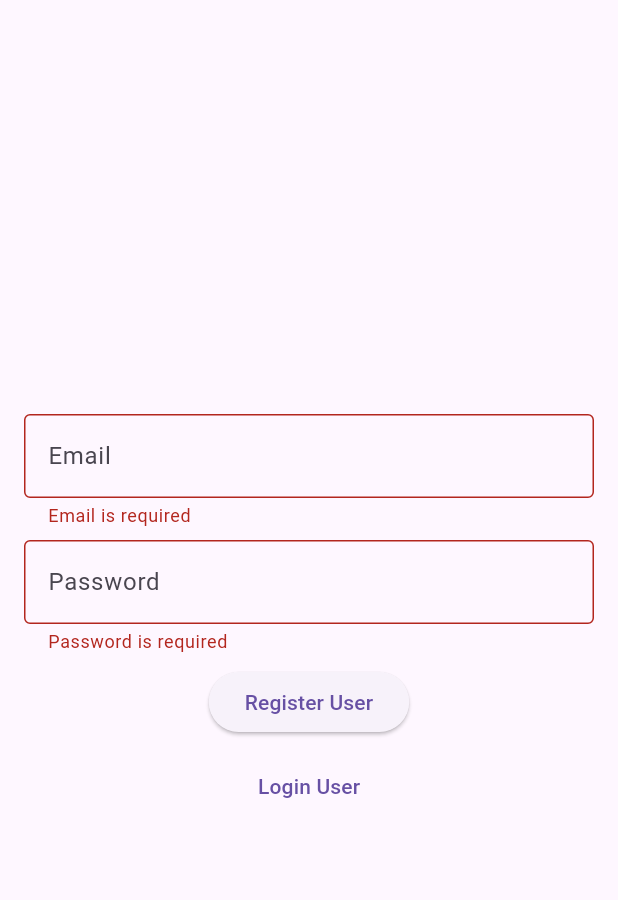
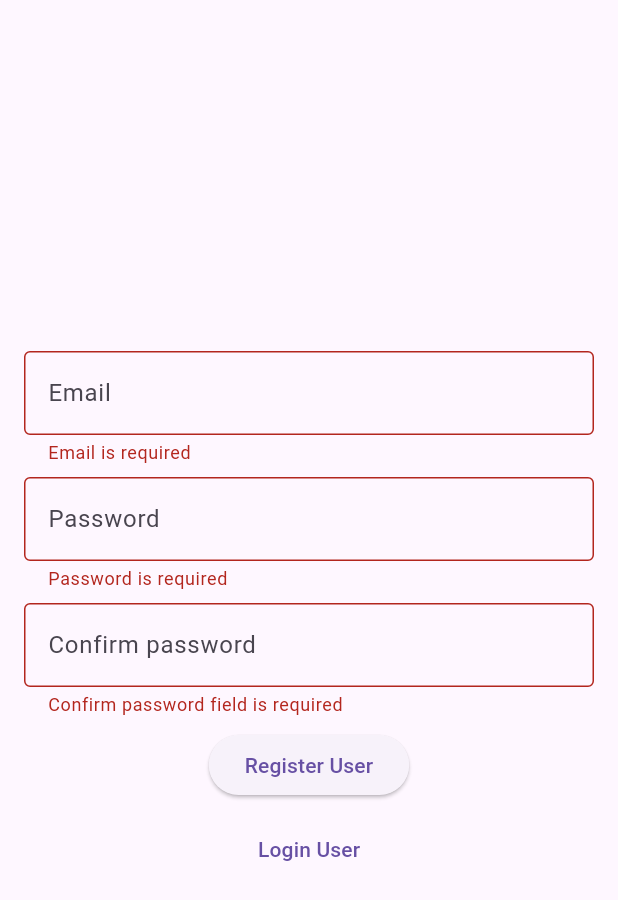
Before and after one commit to MTaimoor99/subscription-tracker-frontend, a Flutter app: the RegisterPage screen opened by its route, after a tap on "Register User", on a phone screen of 412 x 824 dp. Shown: the top 900 px of the screen. Run offline on Flutter 3.47's test engine with Material 3 defaults, Android fonts, the phone set to English and light mode, and no system bars; our stand-ins replace dio, flutter_riverpod, go_router, riverpod.

Commit message:
Added a confirm password field to the register page.

```diff
--- a/lib/core/features/authentication/presentation/state_notifiers/auth_notifier.dart
+++ b/lib/core/features/authentication/presentation/state_notifiers/auth_notifier.dart
@@ -8,6 +8,7 @@
   final loginFormKey = GlobalKey<FormState>();
   final emailController = TextEditingController();
   final passwordController = TextEditingController();
+  final confirmPasswordController = TextEditingController();
   final AuthService _authenticationService;
 
   AuthNotifier(this._authenticationService): super (AuthState());
--- a/lib/core/features/authentication/presentation/views/register_page.dart
+++ b/lib/core/features/authentication/presentation/views/register_page.dart
@@ -79,6 +79,30 @@
                 if (value.length < 6) {
                   return 'Password must be at least 6 characters long';
                 }
+
+                return null;
+              },
+              ),
+              SizedBox(height:8),
+              TextFormField(
+                obscureText: true,
+                controller: registerNotifier.confirmPasswordController,
+                autovalidateMode: AutovalidateMode.onUserInteraction,
+                decoration: InputDecoration(
+                  border: OutlineInputBorder(
+                ),
+                hintText: 'Confirm password',
+                ),
+                validator: (value) {
+                if (value == null || value.isEmpty) {
+                  return 'Confirm password field is required';
+                }
+                if (value.length < 6) {
+                  return 'Confirm password must be at least 6 characters long';
+                }
+                if (value != registerNotifier.passwordController.text){
+                  return "Password and confirm password fields must match";
+                }
                 return null;
               },
               ),
```
